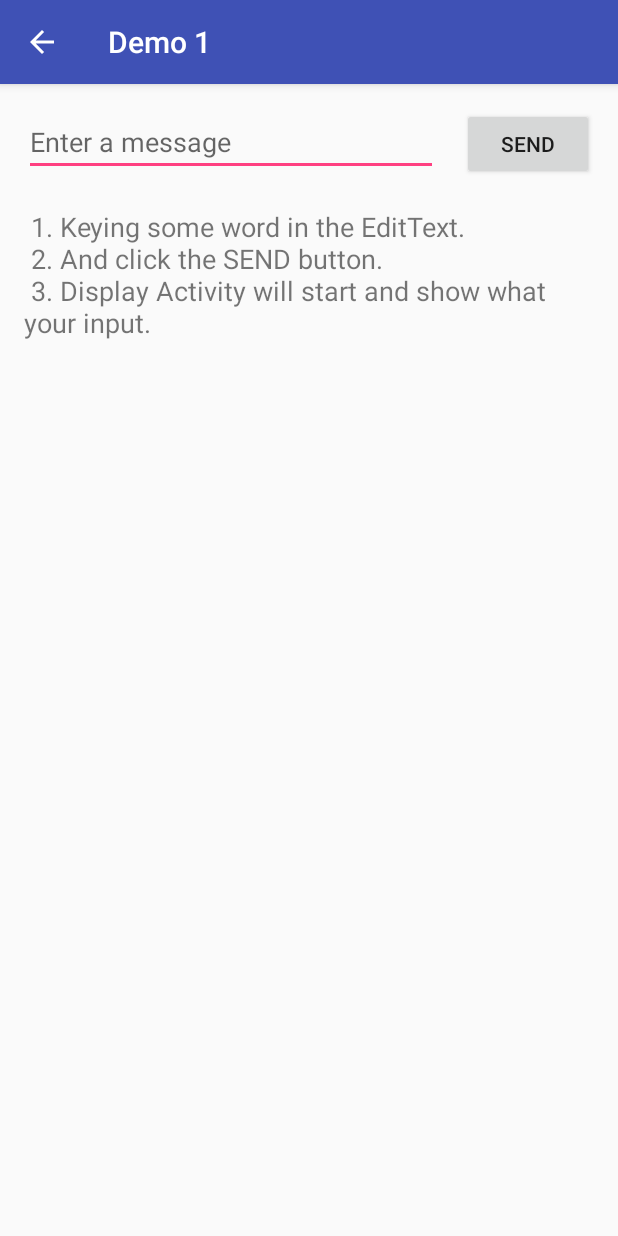
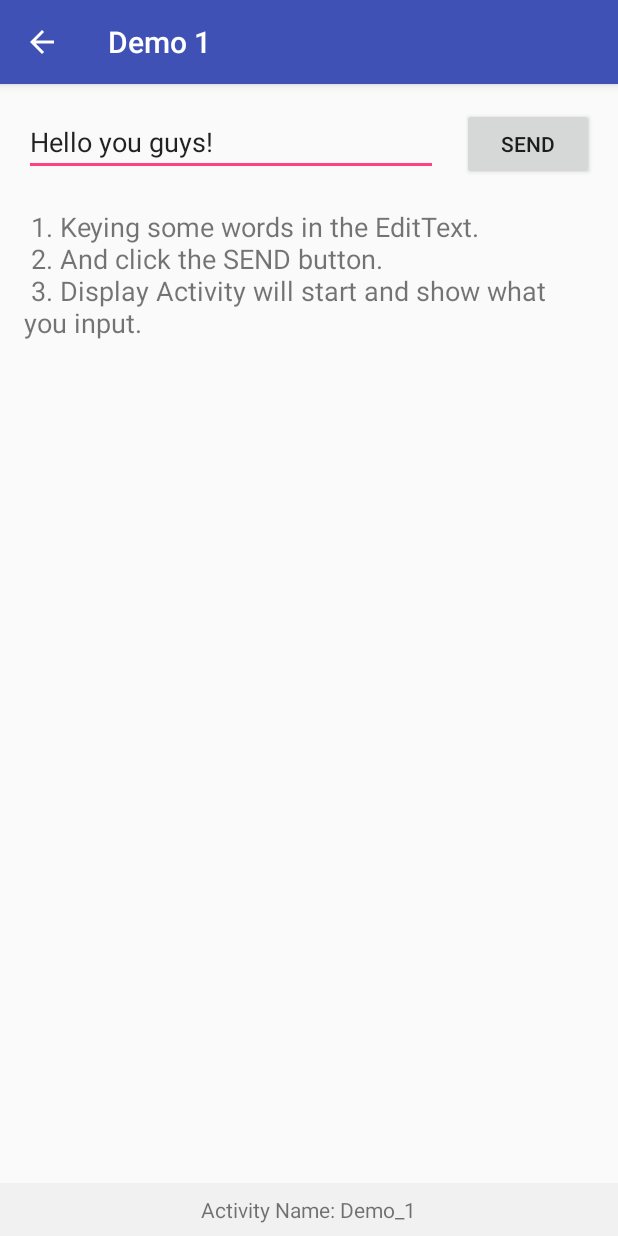
Before and after one commit to RheaBubbles/Android-Study-Demos, an Android app: the screen it shows after launch (Demo_1), after a tap on an icon or button, on a phone screen of 412 x 824 dp. Run offline under Robolectric (Android 15) with nearby library versions, the phone set to English and light mode, and no system bars.

Commit message:
Add Custom ActivityName TextView Layout.

```diff
--- a/ActivityDemos/app/src/main/java/com/hit/bubbl/activitydemos/Demo_1.java
+++ b/ActivityDemos/app/src/main/java/com/hit/bubbl/activitydemos/Demo_1.java
@@ -5,6 +5,8 @@ import android.support.v7.app.AppCompatActivity;
 import android.os.Bundle;
 import android.view.View;
 import android.widget.EditText;
+import android.widget.TextView;
+import android.widget.Toast;
 
 /**
  * @author Bubbles
@@ -23,6 +25,9 @@ public class Demo_1 extends AppCompatActivity {
     protected void onCreate(Bundle savedInstanceState) {
         super.onCreate(savedInstanceState);
         setContentView(R.layout.activity_demo_1);
+
+        TextView floatClassName = (TextView) findViewById(R.id.float_class_name);
+        floatClassName.setText("Activity Name: Demo_1");
     }
 
     /**
@@ -34,10 +39,14 @@ public class Demo_1 extends AppCompatActivity {
     public void sendMessage(View view) {
         // Intent(Context context, Class class)
         // 这里第一个参数使用this是因为Activity类是Context的子类
-        Intent intent = new Intent(this, Demo_1_DisplayMessageActivity.class);
         EditText editText = (EditText) findViewById(R.id.editText);
         String message = editText.getText().toString();
-        intent.putExtra(EXTRA_MESSAGE, message);
-        startActivity(intent);
+        if(message.length() != 0) {
+            Intent intent = new Intent(this, Demo_1_DisplayMessageActivity.class);
+            intent.putExtra(EXTRA_MESSAGE, message);
+            startActivity(intent);
+        } else {
+            Toast.makeText(view.getContext(), "No words here!ヽ(`Д´)ノ", Toast.LENGTH_SHORT).show();
+        }
     }
 }
--- a/ActivityDemos/app/src/main/java/com/hit/bubbl/activitydemos/Demo_1_DisplayMessageActivity.java
+++ b/ActivityDemos/app/src/main/java/com/hit/bubbl/activitydemos/Demo_1_DisplayMessageActivity.java
@@ -28,5 +28,8 @@ public class Demo_1_DisplayMessageActivity extends AppCompatActivity {
         // Capture the layout's TextView and set the string as its text
         TextView textView = findViewById(R.id.textView);
         textView.setText(message);
+
+        TextView floatClassName = (TextView) findViewById(R.id.float_class_name);
+        floatClassName.setText("Activity Name: Demo_1_DisplayMessageActivity");
     }
 }
--- a/ActivityDemos/app/src/main/java/com/hit/bubbl/activitydemos/MainActivity.java
+++ b/ActivityDemos/app/src/main/java/com/hit/bubbl/activitydemos/MainActivity.java
@@ -4,6 +4,7 @@ import android.os.Bundle;
 import android.support.v7.app.AppCompatActivity;
 import android.support.v7.widget.LinearLayoutManager;
 import android.support.v7.widget.RecyclerView;
+import android.widget.TextView;
 
 /**
  * @author Bubbles
@@ -45,6 +46,8 @@ public class MainActivity extends AppCompatActivity {
         // set the adapter to RecyclerView
         mRecyclerView.setAdapter(mAdapter);
 
+        TextView floatClassName = (TextView) findViewById(R.id.float_class_name);
+        floatClassName.setText("Activity Name: MainActivity");
     }
 
     private void initDemoNames() {
--- a/ActivityDemos/app/src/main/res/layout/activity_demo_1.xml
+++ b/ActivityDemos/app/src/main/res/layout/activity_demo_1.xml
@@ -15,6 +15,7 @@
         android:ems="10"
         android:hint="@string/edit_message"
         android:inputType="textPersonName"
+        android:text="Hello you guys!"
         app:layout_constraintEnd_toStartOf="@+id/button"
         app:layout_constraintHorizontal_bias="0.5"
         app:layout_constraintStart_toStartOf="parent"
@@ -44,4 +45,7 @@
         app:layout_constraintEnd_toEndOf="parent"
         app:layout_constraintStart_toStartOf="parent"
         app:layout_constraintTop_toBottomOf="@+id/editText" />
+
+    <include layout="@layout/float_class_name"/>
+
 </android.support.constraint.ConstraintLayout>
--- a/ActivityDemos/app/src/main/res/layout/activity_demo_1_display_message.xml
+++ b/ActivityDemos/app/src/main/res/layout/activity_demo_1_display_message.xml
@@ -17,4 +17,6 @@
         app:layout_constraintStart_toStartOf="parent"
         app:layout_constraintTop_toTopOf="parent" />
 
+    <include layout="@layout/float_class_name"/>
+
 </android.support.constraint.ConstraintLayout>
--- /dev/null
+++ b/ActivityDemos/app/src/main/res/layout/float_class_name.xml
@@ -0,0 +1,21 @@
+<?xml version="1.0" encoding="utf-8"?>
+<LinearLayout
+    xmlns:android="http://schemas.android.com/apk/res/android"
+    xmlns:app="http://schemas.android.com/apk/res-auto"
+    android:layout_width="match_parent"
+    android:layout_height="wrap_content"
+    android:background="@color/classNameBackground"
+    android:gravity="center"
+    android:orientation="vertical"
+    android:paddingBottom="@dimen/class_name_padding"
+    android:paddingTop="@dimen/class_name_padding"
+    app:layout_constraintBottom_toBottomOf="parent"
+    app:layout_constraintEnd_toEndOf="parent"
+    app:layout_constraintStart_toStartOf="parent">
+
+    <TextView
+        android:id="@+id/float_class_name"
+        android:layout_width="wrap_content"
+        android:layout_height="wrap_content"
+        android:text="Put in class name" />
+</LinearLayout>
--- a/ActivityDemos/app/src/main/res/values/colors.xml
+++ b/ActivityDemos/app/src/main/res/values/colors.xml
@@ -5,4 +5,5 @@
     <color name="colorAccent">#FF4081</color>
     <color name="colorWhite">#ffffff</color>
     <color name="bottomBorder">#ffffff</color>
+    <color name="classNameBackground">#f1f1f1</color>
 </resources>
--- a/ActivityDemos/app/src/main/res/values/dimens.xml
+++ b/ActivityDemos/app/src/main/res/values/dimens.xml
@@ -2,4 +2,5 @@
 <resources>
     <dimen name="list_item_height">72dp</dimen>
     <dimen name="button_font_size">16dp</dimen>
+    <dimen name="class_name_padding">8dp</dimen>
 </resources>
--- a/ActivityDemos/app/src/main/res/values/strings.xml
+++ b/ActivityDemos/app/src/main/res/values/strings.xml
@@ -1,7 +1,7 @@
 <resources>
     <!-- Global Resources -->
     <string name="app_name">Activity Demos</string>
-    <string name="main_activity_name">Demo List</string>
+    <string name="main_activity_name">Activity Demos</string>
     <string name="dome_1_name">Demo 1</string>
     <string name="element_text">Element Text</string>
 
@@ -9,8 +9,8 @@
     <string name="edit_message">Enter a message</string>
     <string name="button_send">Send</string>
     <string name="demo_1_info"> \n
-        1. Keying some word in the EditText. \n
+        1. Keying some words in the EditText. \n
         2. And click the SEND button. \n
-        3. Display Activity will start and show what your input.
+        3. Display Activity will start and show what you input.
     </string>
 </resources>
```
Also changed, not shown: ActivityDemos/app/src/main/res/layout/activity_main.xml (+16 -4 lines).
